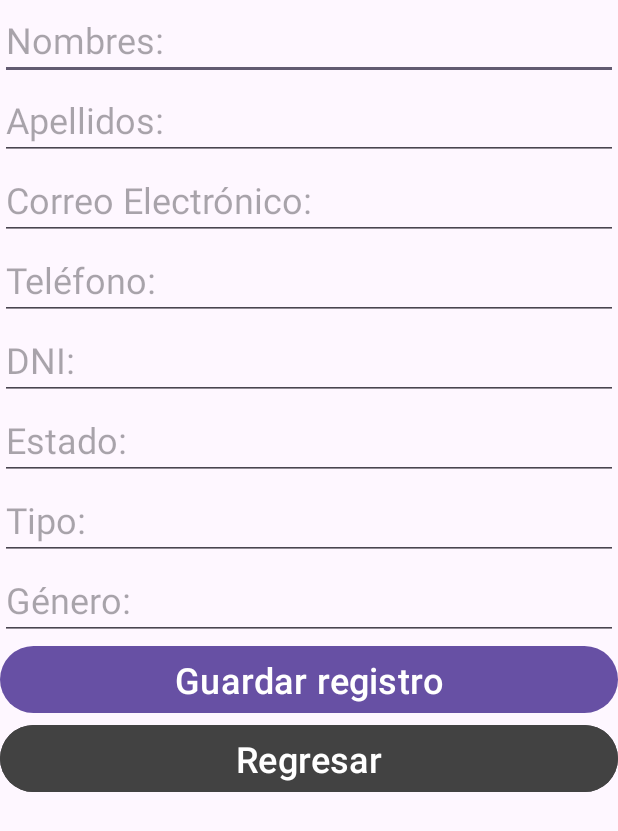
After one commit to jAbensur/MyRentApp, an Android app: the NewTenantActivity screen opened directly, with no data from a screen before it, on a phone screen of 412 x 824 dp. The commit adds this screen. Shown: the top 831 px of the screen. Run offline under Robolectric (Android 15) with nearby library versions, the phone set to English and light mode, and no system bars.

Commit message:
Insert implemented

```diff
--- a/app/src/main/AndroidManifest.xml
+++ b/app/src/main/AndroidManifest.xml
@@ -13,6 +13,9 @@
         android:theme="@style/Theme.MyRentApp"
         tools:targetApi="31">
         <activity
+            android:name="NewTenantActivity"
+            android:exported="false" />
+        <activity
             android:name=".MainActivity"
             android:exported="true">
             <intent-filter>
--- /dev/null
+++ b/app/src/main/java/com/myapplication/NewTenantActivity.java
@@ -0,0 +1,99 @@
+package com.myapplication;
+
+import android.content.Intent;
+import android.os.Bundle;
+import android.view.View;
+import android.widget.Button;
+import android.widget.EditText;
+import android.widget.Toast;
+
+import androidx.activity.EdgeToEdge;
+import androidx.appcompat.app.AppCompatActivity;
+import androidx.core.graphics.Insets;
+import androidx.core.view.ViewCompat;
+import androidx.core.view.WindowInsetsCompat;
+
+import com.myapplication.repository.DbRepository;
+import com.myapplication.viewModel.TenantViewModel;
+
+public class NewTenantActivity extends AppCompatActivity {
+
+    EditText txtTnFirstName, txtTnLastName, txtTnEmail, txtTnPhone, txtTnDNI, txtTnStatus, txtTnType, txtTnGender;
+    Button btnGuarda, btnRegresar;
+
+    @Override
+    protected void onCreate(Bundle savedInstanceState) {
+        super.onCreate(savedInstanceState);
+//        EdgeToEdge.enable(this);
+        setContentView(R.layout.activity_new_tenant);
+//        ViewCompat.setOnApplyWindowInsetsListener(findViewById(R.id.main), (v, insets) -> {
+//            Insets systemBars = insets.getInsets(WindowInsetsCompat.Type.systemBars());
+//            v.setPadding(systemBars.left, systemBars.top, systemBars.right, systemBars.bottom);
+//            return insets;
+//        });
+
+        txtTnFirstName = findViewById(R.id.txtTnFirstName);
+        txtTnLastName = findViewById(R.id.txtTnLastName);
+        txtTnEmail = findViewById(R.id.txtTnEmail);
+        txtTnPhone = findViewById(R.id.txtTnPhone);
+        txtTnDNI = findViewById(R.id.txtTnDNI);
+        txtTnStatus = findViewById(R.id.txtTnStatus);
+        txtTnType = findViewById(R.id.txtTnType);
+        txtTnGender = findViewById(R.id.txtTnGender);
+
+        btnGuarda = findViewById(R.id.btnGuarda);
+        btnRegresar = findViewById(R.id.btnRegresar);
+
+        btnRegresar.setOnClickListener(new View.OnClickListener() {
+            @Override
+            public void onClick(View view) {
+                regresar();
+            }
+        });
+
+        btnGuarda.setOnClickListener(new View.OnClickListener() {
+            @Override
+            public void onClick(View view) {
+                TenantViewModel dbRepository = new TenantViewModel(NewTenantActivity.this);
+
+                String firstName = txtTnFirstName.getText().toString();
+                String lastName = txtTnLastName.getText().toString();
+                String email = txtTnEmail.getText().toString();
+                String phone = txtTnPhone.getText().toString();
+                String dni = txtTnDNI.getText().toString();
+                String status = txtTnStatus.getText().toString();
+                String type = txtTnType.getText().toString();
+                String gender = txtTnGender.getText().toString();
+
+
+                long id = dbRepository.insertTenant(firstName, lastName, email, phone, dni, status, type, gender);
+
+                if (id > 0) {
+                    Toast.makeText(NewTenantActivity.this, "REGISTRO GUARDADO", Toast.LENGTH_LONG).show();
+                    limpiar();
+                    regresar();
+                } else {
+                    Toast.makeText(NewTenantActivity.this, "ERROR AL GUARDAR REGISTRO", Toast.LENGTH_LONG).show();
+                }
+            }
+        });
+
+    }
+
+    private void limpiar() {
+        txtTnFirstName.setText("");
+        txtTnLastName.setText("");
+        txtTnEmail.setText("");
+        txtTnPhone.setText("");
+        txtTnDNI.setText("");
+        txtTnStatus.setText("");
+        txtTnType.setText("");
+        txtTnGender.setText("");
+    }
+
+    private void regresar(){
+        Intent intent = new Intent(this, MainActivity.class);
+        startActivity(intent);
+    }
+
+}
--- a/app/src/main/java/com/myapplication/repository/DbRespository.java
+++ b/app/src/main/java/com/myapplication/repository/DbRepository.java
@@ -6,12 +6,12 @@ import android.database.sqlite.SQLiteOpenHelper;
 
 import androidx.annotation.Nullable;
 
-public class DbRespository extends SQLiteOpenHelper {
+public class DbRepository extends SQLiteOpenHelper {
     private static final int DATABASE_VERSION = 2;
     private static final String DATABASE_NAME = "rent.db";
     public static final String TABLE_TENANT = "t_Tenant";
 
-    public DbRespository(@Nullable Context context) {
+    public DbRepository(@Nullable Context context) {
         super(context, DATABASE_NAME, null, DATABASE_VERSION);
     }
 
--- a/app/src/main/res/layout/activity_main.xml
+++ b/app/src/main/res/layout/activity_main.xml
@@ -17,10 +17,10 @@
         app:layout_constraintTop_toTopOf="parent" />
 
     <Button
-        android:id="@+id/btn"
+        android:id="@+id/btnRegistrar"
         android:layout_width="wrap_content"
         android:layout_height="wrap_content"
-        android:text="Button"
+        android:text="Registrar"
         tools:layout_editor_absoluteX="164dp"
         tools:layout_editor_absoluteY="400dp"
         tools:ignore="MissingConstraints" />
--- /dev/null
+++ b/app/src/main/res/layout/activity_new_tenant.xml
@@ -0,0 +1,98 @@
+<?xml version="1.0" encoding="utf-8"?>
+<LinearLayout xmlns:android="http://schemas.android.com/apk/res/android"
+    xmlns:app="http://schemas.android.com/apk/res-auto"
+    xmlns:tools="http://schemas.android.com/tools"
+    android:id="@+id/main"
+    android:layout_width="match_parent"
+    android:layout_height="match_parent"
+    android:orientation="vertical"
+    tools:context=".NewTenantActivity">
+
+    <EditText
+        android:id="@+id/txtTnFirstName"
+        android:layout_width="match_parent"
+        android:layout_height="wrap_content"
+        android:ems="10"
+        android:hint="@string/hint_TnFirstName"
+        android:inputType="text"
+        android:textSize="24sp" />
+
+    <EditText
+        android:id="@+id/txtTnLastName"
+        android:layout_width="match_parent"
+        android:layout_height="wrap_content"
+        android:ems="10"
+        android:hint="@string/hint_TnLastName"
+        android:inputType="text"
+        android:textSize="24sp" />
+
+    <EditText
+        android:id="@+id/txtTnEmail"
+        android:layout_width="match_parent"
+        android:layout_height="wrap_content"
+        android:ems="10"
+        android:hint="@string/hint_TnEmail"
+        android:inputType="textEmailAddress"
+        android:textSize="24sp" />
+
+    <EditText
+        android:id="@+id/txtTnPhone"
+        android:layout_width="match_parent"
+        android:layout_height="wrap_content"
+        android:ems="10"
+        android:hint="@string/hint_TnPhone"
+        android:inputType="phone"
+        android:textSize="24sp" />
+
+    <EditText
+        android:id="@+id/txtTnDNI"
+        android:layout_width="match_parent"
+        android:layout_height="wrap_content"
+        android:ems="10"
+        android:hint="@string/hint_TnDNI"
+        android:inputType="text"
+        android:textSize="24sp" />
+
+    <EditText
+        android:id="@+id/txtTnStatus"
+        android:layout_width="match_parent"
+        android:layout_height="wrap_content"
+        android:ems="10"
+        android:hint="@string/hint_TnStatus"
+        android:inputType="text"
+        android:textSize="24sp" />
+
+    <EditText
+        android:id="@+id/txtTnType"
+        android:layout_width="match_parent"
+        android:layout_height="wrap_content"
+        android:ems="10"
+        android:hint="@string/hint_TnType"
+        android:inputType="text"
+        android:textSize="24sp" />
+
+    <EditText
+        android:id="@+id/txtTnGender"
+        android:layout_width="match_parent"
+        android:layout_height="wrap_content"
+        android:ems="10"
+        android:hint="@string/hint_TnGender"
+        android:inputType="text"
+        android:textSize="24sp" />
+
+    <Button
+        android:id="@+id/btnGuarda"
+        android:layout_width="match_parent"
+        android:layout_height="wrap_content"
+        android:text="@string/btn_guarda"
+        android:textSize="24sp" />
+
+    <Button
+        android:id="@+id/btnRegresar"
+        android:layout_width="match_parent"
+        android:layout_height="wrap_content"
+        android:text="@string/btn_regresar"
+        android:backgroundTint="@color/cardview_dark_background"
+        android:textSize="24sp" />
+
+</LinearLayout>
--- a/app/src/main/res/values/strings.xml
+++ b/app/src/main/res/values/strings.xml
@@ -1,3 +1,17 @@
 <resources>
     <string name="app_name">MyRentApp</string>
+
+    <string name="hint_TnFirstName">Nombres:</string>
+    <string name="hint_TnLastName">Apellidos:</string>
+    <string name="hint_TnEmail">Correo Electrónico:</string>
+    <string name="hint_TnPhone">Teléfono:</string>
+    <string name="hint_TnDNI">DNI:</string>
+    <string name="hint_TnStatus">Estado:</string>
+    <string name="hint_TnType">Tipo:</string>
+    <string name="hint_TnGender">Género:</string>
+
+    <string name="btn_guarda">Guardar registro</string>
+    <string name="btn_regresar">Regresar</string>
+
+
 </resources>
```
Also changed, not shown: app/src/main/java/com/myapplication/MainActivity.java (+14 -34 lines), app/src/main/java/com/myapplication/viewModel/TenantViewModel.java (added, +63 -0 lines).
